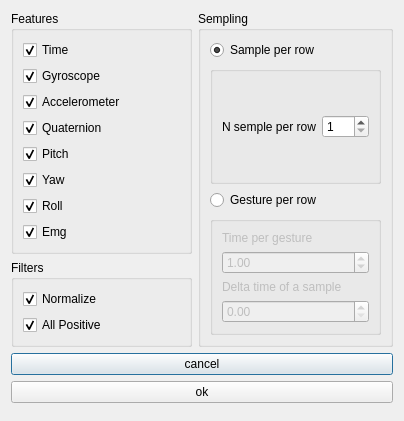
Old version of the form UIMyoWekaGenFiles/FlagsDialog.ui in the repository DMIunipg/AI-Gestures-Classifier.
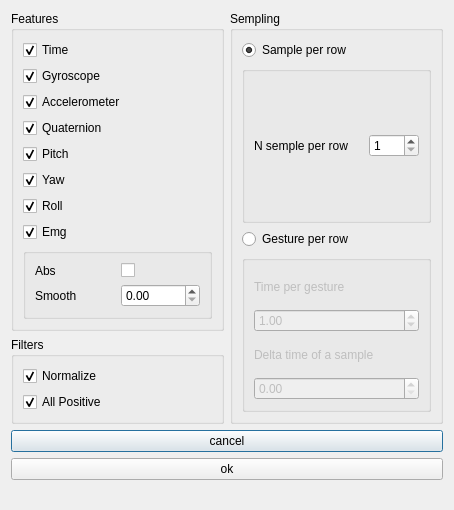
New version of the form.

Commit message: Added Smooth and Abs

What changed in the file:
```diff
--- a/UIMyoWekaGenFiles/FlagsDialog.ui
+++ b/UIMyoWekaGenFiles/FlagsDialog.ui
@@ -6,8 +6,8 @@
    <rect>
     <x>0</x>
     <y>0</y>
-    <width>404</width>
-    <height>421</height>
+    <width>454</width>
+    <height>510</height>
    </rect>
   </property>
   <property name="windowTitle">
@@ -110,6 +110,43 @@
             </property>
            </widget>
           </item>
+          <item>
+           <widget class="QGroupBox" name="mGBEmgFilters">
+            <layout class="QGridLayout" name="gridLayout">
+             <item row="0" column="0">
+              <widget class="QLabel" name="label_3">
+               <property name="text">
+                <string>Abs</string>
+               </property>
+              </widget>
+             </item>
+             <item row="0" column="1">
+              <widget class="QCheckBox" name="mCBEmgAbs">
+               <property name="text">
+                <string/>
+               </property>
+              </widget>
+             </item>
+             <item row="1" column="0">
+              <widget class="QLabel" name="label_4">
+               <property name="text">
+                <string>Smooth</string>
+               </property>
+              </widget>
+             </item>
+             <item row="1" column="1">
+              <widget class="QDoubleSpinBox" name="mDSBEmgSmooth">
+               <property name="maximum">
+                <double>1.000000000000000</double>
+               </property>
+               <property name="singleStep">
+                <double>0.050000000000000</double>
+               </property>
+              </widget>
+             </item>
+            </layout>
+           </widget>
+          </item>
          </layout>
         </widget>
        </item>
```
Left out of the diff: 17 changed lines with no effect on the pictures. The commit also changes 14 other files.
